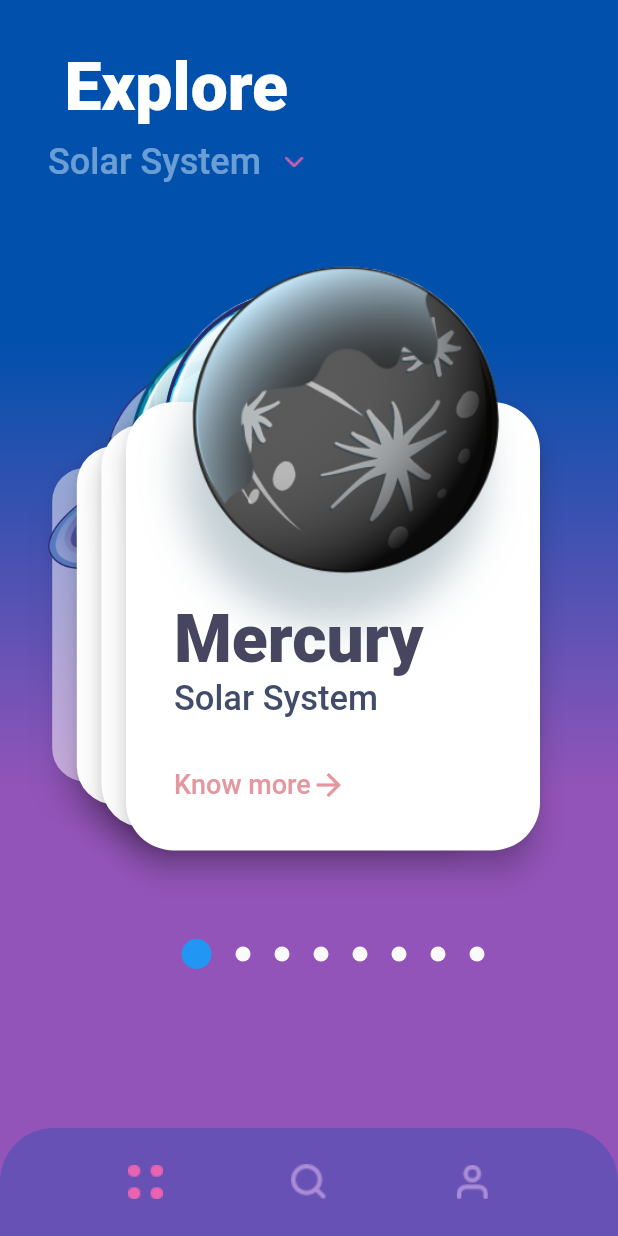
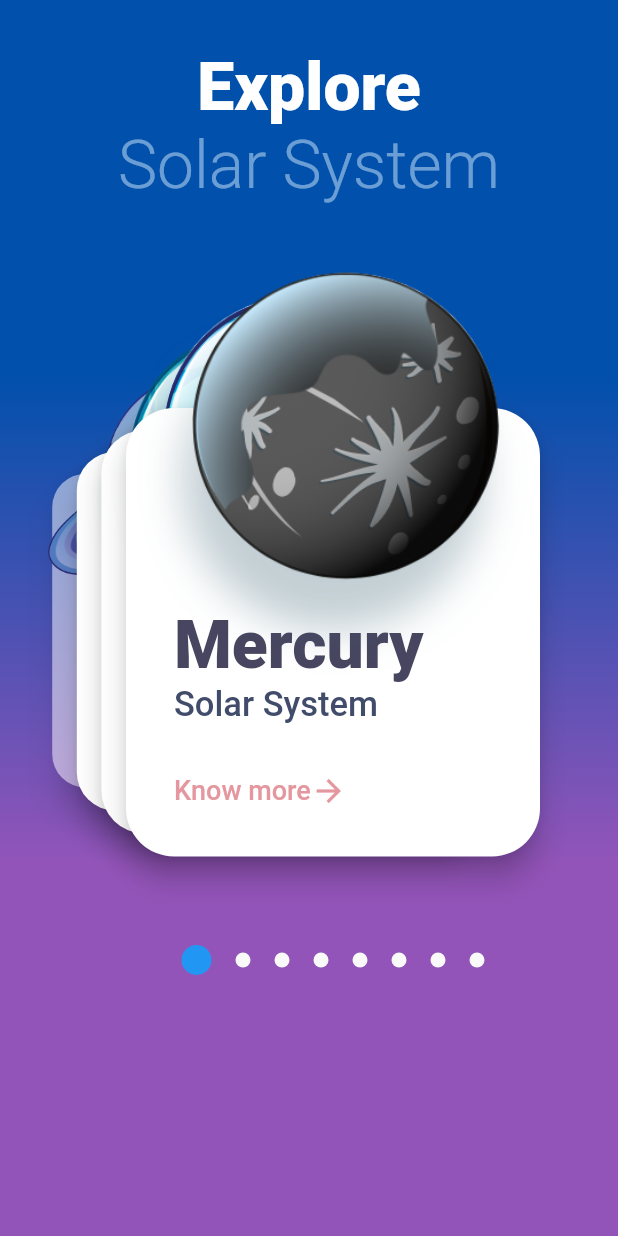
Before and after one commit to muntasir-ifaz574/Explore-Universe, a Flutter app: the screen it shows after launch, on a phone screen of 412 x 824 dp. Run offline on Flutter 3.47's test engine with Material 2 defaults, Android fonts, the phone set to English and light mode, and no system bars; our stand-ins replace flutter_swiper_null_safety; Roboto replaces fonts that are missing (Avenir).

Commit message:
Explore Universe

```diff
--- a/lib/screen/data.dart
+++ b/lib/screen/data.dart
@@ -23,7 +23,6 @@ List<PlanetInfo> planets = [
       images: [
         'https://cdn.pixabay.com/photo/2013/07/18/10/57/mercury-163610_1280.jpg',
         'https://cdn.pixabay.com/photo/2014/07/01/11/38/planet-381127_1280.jpg',
-        'https://cdn.pixabay.com/photo/2015/06/26/18/48/mercury-822825_1280.png',
         'https://image.shutterstock.com/image-illustration/mercury-high-resolution-images-presents-600w-367615301.jpg'
       ]),
   PlanetInfo(2,
@@ -33,7 +32,8 @@ List<PlanetInfo> planets = [
           "The second planet from the sun, Venus is Earth's twin in size. Radar images beneath its atmosphere reveal that its surface has various mountains and volcanoes. But beyond that, the two planets couldn't be more different. Because of its thick, toxic atmosphere that's made of sulfuric acid clouds, Venus is an extreme example of the greenhouse effect. It's scorching-hot, even hotter than Mercury. The average temperature on Venus' surface is 900 F (465 C). At 92 bar, the pressure at the surface would crush and kill you. And oddly, Venus spins slowly from east to west, the opposite direction of most of the other planets.",
       images: [
         'https://cdn.pixabay.com/photo/2011/12/13/14/39/venus-11022_1280.jpg',
-        'https://image.shutterstock.com/image-photo/solar-system-venus-second-planet-600w-515581927.jpg'
+        'https://image.shutterstock.com/image-photo/solar-system-venus-second-planet-600w-515581927.jpg',
+        'https://static.bangkokpost.com/media/content/20200915/c1_3749627.jpg',
       ]),
   PlanetInfo(3,
       name: 'Earth',
@@ -43,37 +43,56 @@ List<PlanetInfo> planets = [
       images: [
         'https://cdn.pixabay.com/photo/2011/12/13/14/31/earth-11015_1280.jpg',
         'https://cdn.pixabay.com/photo/2011/12/14/12/11/astronaut-11080_1280.jpg',
-        'https://cdn.pixabay.com/photo/2016/01/19/17/29/earth-1149733_1280.jpg',
-        'https://image.shutterstock.com/image-photo/3d-render-planet-earth-viewed-600w-1069251782.jpg'
+        'https://upload.wikimedia.org/wikipedia/commons/4/49/Curvature_of_the_Earth.png',
       ]),
   PlanetInfo(4,
       name: 'Mars',
       iconImage: 'assets/mars.png',
       description:
           "The fourth planet from the sun is Mars, and it's a cold, desert-like place covered in dust. This dust is made of iron oxides, giving the planet its iconic red hue. Mars shares similarities with Earth: It is rocky, has mountains, valleys and canyons, and storm systems ranging from localized tornado-like dust devils to planet-engulfing dust storms. ",
-      images: []),
+      images: [
+        'https://upload.wikimedia.org/wikipedia/commons/0/02/OSIRIS_Mars_true_color.jpg',
+        'https://images.indianexpress.com/2021/03/mars-water-exploration.jpg',
+        'https://www.esa.int/var/esa/storage/images/esa_multimedia/images/2021/02/mars_express_view_of_terra_sabaea_and_arabia_terra/23130007-1-eng-GB/Mars_Express_view_of_Terra_Sabaea_and_Arabia_Terra_pillars.jpg'
+      ]),
   PlanetInfo(5,
       name: 'Jupiter',
       iconImage: 'assets/jupiter.png',
       description:
           "The fifth planet from the sun, Jupiter is a giant gas world that is the most massive planet in our solar system — more than twice as massive as all the other planets combined, according to NASA. Its swirling clouds are colorful due to different types of trace gases. And a major feature in its swirling clouds is the Great Red Spot, a giant storm more than 10,000 miles wide. It has raged at more than 400 mph for the last 150 years, at least. Jupiter has a strong magnetic field, and with 75 moons, it looks a bit like a miniature solar system.",
-      images: []),
+      images: [
+        'https://upload.wikimedia.org/wikipedia/commons/thumb/2/2b/Jupiter_and_its_shrunken_Great_Red_Spot.jpg/220px-Jupiter_and_its_shrunken_Great_Red_Spot.jpg',
+        'https://www.esa.int/var/esa/storage/images/esa_multimedia/images/2021/02/mars_express_view_of_terra_sabaea_and_arabia_terra/23130007-1-eng-GB/Mars_Express_view_of_Terra_Sabaea_and_Arabia_Terra_pillars.jpg',
+        'https://pbs.twimg.com/media/FMx6_K9WQAE6iD3?format=jpg&name=medium',
+      ]),
   PlanetInfo(6,
       name: 'Saturn',
       iconImage: 'assets/saturn.png',
       description:
           "The sixth planet from the sun, Saturn is known most for its rings. When polymath Galileo Galilei first studied Saturn in the early 1600s, he thought it was an object with three parts: a planet and two large moons on either side. Not knowing he was seeing a planet with rings, the stumped astronomer entered a small drawing — a symbol with one large circle and two smaller ones — in his notebook, as a noun in a sentence describing his discovery. More than 40 years later, Christiaan Huygens proposed that they were rings. The rings are made of ice and rock and scientists are not yet sure how they formed. The gaseous planet is mostly hydrogen and helium and has numerous moons.",
-      images: []),
+      images: [
+        'https://upload.wikimedia.org/wikipedia/commons/thumb/c/c7/Saturn_during_Equinox.jpg/1024px-Saturn_during_Equinox.jpg',
+        'https://upload.wikimedia.org/wikipedia/commons/thumb/e/e0/Saturn%2C_Earth_size_comparison2.jpg/1024px-Saturn%2C_Earth_size_comparison2.jpg',
+        'https://upload.wikimedia.org/wikipedia/commons/2/29/Saturn_Storm.jpg',
+      ]),
   PlanetInfo(7,
       name: 'Uranus',
       iconImage: 'assets/uranus.png',
       description:
           "The seventh planet from the sun, Uranus is an oddball. It has clouds made of hydrogen sulfide, the same chemical that makes rotten eggs smell so foul. It rotates from east to west like Venus. But unlike Venus or any other planet, its equator is nearly at right angles to its orbit — it basically orbits on its side. Astronomers believe an object twice the size of Earth collided with Uranus roughly 4 billion years ago, causing Uranus to tilt. That tilt causes extreme seasons that last 20-plus years, and the sun beats down on one pole or the other for 84 Earth-years at a time. ",
-      images: []),
+      images: [
+        'https://upload.wikimedia.org/wikipedia/commons/2/2e/Uranus_true_colour.jpg',
+        'https://upload.wikimedia.org/wikipedia/commons/thumb/e/e4/Uranusandrings.jpg/1024px-Uranusandrings.jpg',
+        'https://upload.wikimedia.org/wikipedia/commons/thumb/4/4d/Adding_to_Uranus%27s_legacy.tif/lossy-page1-1022px-Adding_to_Uranus%27s_legacy.tif.jpg',
+      ]),
   PlanetInfo(8,
       name: 'Neptune',
       iconImage: 'assets/neptune.png',
       description:
           "The eighth planet from the sun, Neptune is about the size of Uranus and is known for supersonic strong winds. Neptune is far out and cold. The planet is more than 30 times as far from the sun as Earth. Neptune was the first planet predicted to exist by using math, before it was visually detected. Irregularities in the orbit of Uranus led French astronomer Alexis Bouvard to suggest some other planet might be exerting a gravitational tug. German astronomer Johann Galle used calculations to help find Neptune in a telescope. Neptune is about 17 times as massive as Earth and has a rocky core.",
-      images: []),
+      images: [
+        'https://upload.wikimedia.org/wikipedia/commons/6/63/Neptune_-_Voyager_2_%2829347980845%29_flatten_crop.jpg',
+        'https://upload.wikimedia.org/wikipedia/commons/6/6a/Neptune-Methane.jpg',
+        'https://upload.wikimedia.org/wikipedia/commons/8/8c/Neptune_storms.jpg',
+      ]),
 ];
--- a/lib/screen/home_page.dart
+++ b/lib/screen/home_page.dart
@@ -1,4 +1,5 @@
 import 'package:explore_universe/screen/data.dart';
+import 'package:explore_universe/screen/detail_page.dart';
 import 'package:explore_universe/screen/utils/constants.dart';
 import 'package:flutter/material.dart';
 import 'package:flutter/services.dart';
@@ -49,27 +50,17 @@ class _HomePageState extends State<HomePage> {
                       ),
                       textAlign: TextAlign.left,
                     ),
-                    DropdownButton(
-                      items: [
-                        DropdownMenuItem(
+                    Center(
                       child: Text(
                         'Solar System',
                         style: TextStyle(
                           fontFamily: 'Avenir',
-                              fontSize: 24,
-                              color: const Color(0x7cdbf1ff),
-                              fontWeight: FontWeight.w500,
+                          fontSize: 44,
+                          color: Color(0x7cdbf1ff),
+                          fontWeight: FontWeight.w300,
                         ),
                         textAlign: TextAlign.left,
                       ),
-                        ),
-                      ],
-                      onChanged: (value) {},
-                      icon: Padding(
-                        padding: const EdgeInsets.only(left: 16.0),
-                        child: Image.asset('assets/drop_down_icon.png'),
-                      ),
-                      underline: SizedBox(),
                     ),
                   ],
                 ),
@@ -88,7 +79,18 @@ class _HomePageState extends State<HomePage> {
                     ),
                   ),
                   itemBuilder: (context, index) {
-                    return Stack(
+                    return InkWell(
+                      onTap: () {
+                        Navigator.push(
+                          context,
+                          PageRouteBuilder(
+                            pageBuilder: (context, a, b) => DetailPage(
+                              planetInfo: planets[index],
+                            ),
+                          ),
+                        );
+                      },
+                      child: Stack(
                         children: [
                           Column(
                             children: [
@@ -102,7 +104,8 @@ class _HomePageState extends State<HomePage> {
                                 child: Padding(
                                   padding: EdgeInsets.all(32.0),
                                   child: Column(
-                                  crossAxisAlignment: CrossAxisAlignment.start,
+                                    crossAxisAlignment:
+                                        CrossAxisAlignment.start,
                                     children: [
                                       SizedBox(height: 100),
                                       Text(
@@ -149,8 +152,12 @@ class _HomePageState extends State<HomePage> {
                               ),
                             ],
                           ),
-                        Image.asset(planets[index].iconImage),
+                          Hero(
+                            tag: planets[index].position,
+                            child: Image.asset(planets[index].iconImage),
+                          ),
                         ],
+                      ),
                     );
                   },
                 ),
@@ -159,38 +166,6 @@ class _HomePageState extends State<HomePage> {
           ),
         ),
       ),
-      bottomNavigationBar: Container(
-        decoration: BoxDecoration(
-          borderRadius: BorderRadius.vertical(
-            top: Radius.circular(36),
-          ),
-          color: navigationColor,
-        ),
-        padding: EdgeInsets.all(12),
-        child: Row(
-          mainAxisAlignment: MainAxisAlignment.spaceEvenly,
-          children: [
-            IconButton(
-              onPressed: () {},
-              icon: Image.asset(
-                'assets/menu_icon.png',
-              ),
-            ),
-            IconButton(
-              onPressed: () {},
-              icon: Image.asset(
-                'assets/search_icon.png',
-              ),
-            ),
-            IconButton(
-              onPressed: () {},
-              icon: Image.asset(
-                'assets/profile_icon.png',
-              ),
-            ),
-          ],
-        ),
-      ),
     );
   }
 }
```
Also changed, not shown: lib/screen/detail_page.dart (+144 -0 lines), pubspec.yaml (+7 -0 lines), pubspec.lock, 7 other files. Lines whose indentation alone changed are shown as unchanged.
